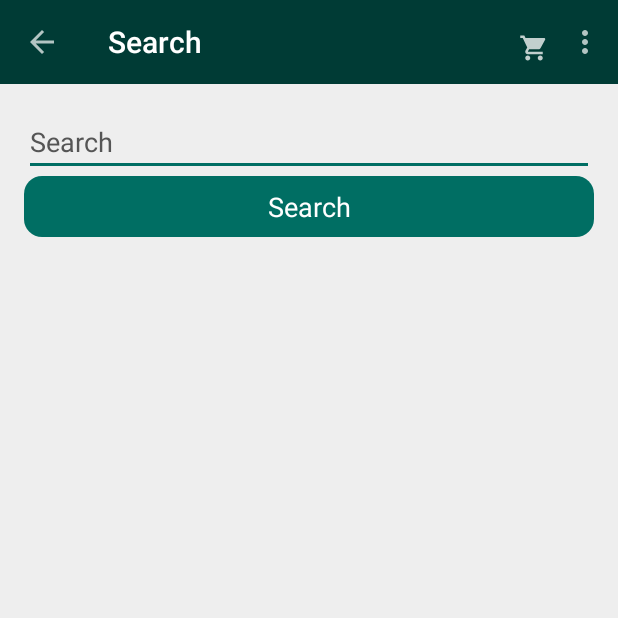
After one commit to Troy1010/GroceryGo, an Android app: the ActivitySearch screen opened directly, with no data from a screen before it, on a phone screen of 412 x 824 dp, the top half of it. The commit adds this screen. Run offline under Robolectric (Android 15) with nearby library versions, the phone set to English and light mode, and no system bars; our stand-ins replace Picasso, Volley; pictures from the network do not load.

Commit message:
ActivitySearch

```diff
--- a/app/src/main/AndroidManifest.xml
+++ b/app/src/main/AndroidManifest.xml
@@ -32,6 +32,7 @@
         <activity android:name=".activities_and_frags.ActivityChooseTheme" />
         <activity android:name=".activities_and_frags.ActivityAddresses" />
         <activity android:name=".activities_and_frags.ActivityOrderHistoryItemDetails" />
+        <activity android:name=".activities_and_frags.ActivitySearch" />
         <activity android:name=".activities_and_frags.FragSearchProducts" />
         <activity android:name=".activities_and_frags.FragHome" />
     </application>
--- a/app/src/main/java/com/example/grocerygo/activities_and_frags/Inheritables/GGToolbarActivity.kt
+++ b/app/src/main/java/com/example/grocerygo/activities_and_frags/Inheritables/GGToolbarActivity.kt
@@ -107,6 +107,9 @@ abstract class GGToolbarActivity(override val layout: Int) : TMActivity(layout),
             R.id.menu_choose_theme -> {
                 startActivity(Intent(this, ActivityChooseTheme::class.java))
             }
+            R.id.menu_search -> {
+                startActivity(Intent(this, ActivitySearch::class.java))
+            }
         }
         return returning
     }
--- a/app/src/main/java/com/example/grocerygo/extras/Endpoints.kt
+++ b/app/src/main/java/com/example/grocerygo/extras/Endpoints.kt
@@ -54,4 +54,8 @@ object Endpoints {
     fun getOrdersEndpoint(userID:String):String {
         return Config.BASE_URL + URL_END_ORDERS + userID
     }
+
+    fun getSearchEndpoint(searchString:String):String {
+        return "http://apolis-grocery.herokuapp.com/api/products/search/$searchString" //TODO use Config
+    }
 }
--- /dev/null
+++ b/app/src/main/res/layout/activity_search.xml
@@ -0,0 +1,37 @@
+<?xml version="1.0" encoding="utf-8"?>
+<LinearLayout xmlns:android="http://schemas.android.com/apk/res/android"
+    android:layout_width="match_parent"
+    android:layout_height="match_parent"
+    xmlns:app="http://schemas.android.com/apk/res-auto"
+    android:orientation="vertical">
+
+    <include layout="@layout/app_toolbar" />
+
+    <androidx.constraintlayout.widget.ConstraintLayout xmlns:android="http://schemas.android.com/apk/res/android"
+        android:layout_width="match_parent"
+        android:layout_height="match_parent"
+        android:padding="16dp">
+
+        <EditText
+            android:id="@+id/edit_text_search"
+            app:layout_constraintTop_toTopOf="parent"
+            android:hint="Search"
+            android:textColorHint="?colorVsBackgroundSoft"
+            android:layout_width="match_parent"
+            android:layout_height="wrap_content"/>
+        <Button
+            android:text="Search"
+            android:id="@+id/button_search"
+            app:layout_constraintTop_toBottomOf="@id/edit_text_search"
+            android:layout_width="match_parent"
+            android:layout_height="wrap_content"/>
+        <androidx.recyclerview.widget.RecyclerView
+            android:id="@+id/recycler_view_search"
+            android:layout_marginTop="5dp"
+            android:layout_width="match_parent"
+            android:layout_height="0dp"
+            app:layout_constraintTop_toBottomOf="@id/button_search"
+            app:layout_constraintBottom_toBottomOf="parent"/>
+
+    </androidx.constraintlayout.widget.ConstraintLayout>
+</LinearLayout>
--- a/app/src/main/res/menu/three_dot_menu.xml
+++ b/app/src/main/res/menu/three_dot_menu.xml
@@ -14,4 +14,8 @@
         android:id="@+id/menu_choose_theme"
         android:title="Choose Theme"
         app:showAsAction="never" />
+    <item
+        android:id="@+id/menu_search"
+        android:title="Search"
+        app:showAsAction="never" />
 </menu>
```
Also changed, not shown: app/src/main/java/com/example/grocerygo/activities_and_frags/ActivitySearch.kt (added, +120 -0 lines).
